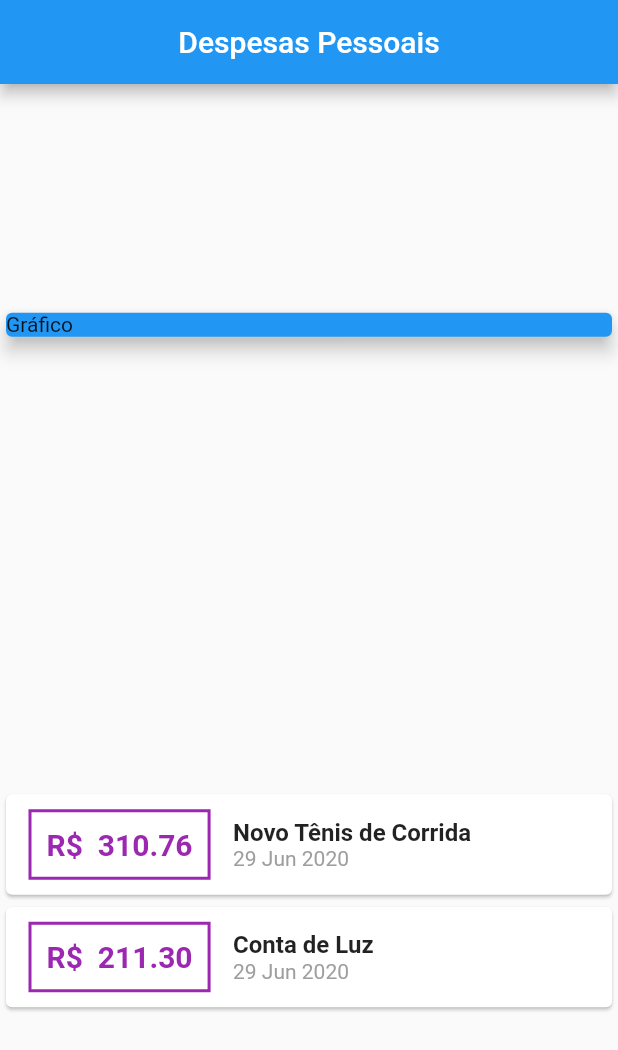
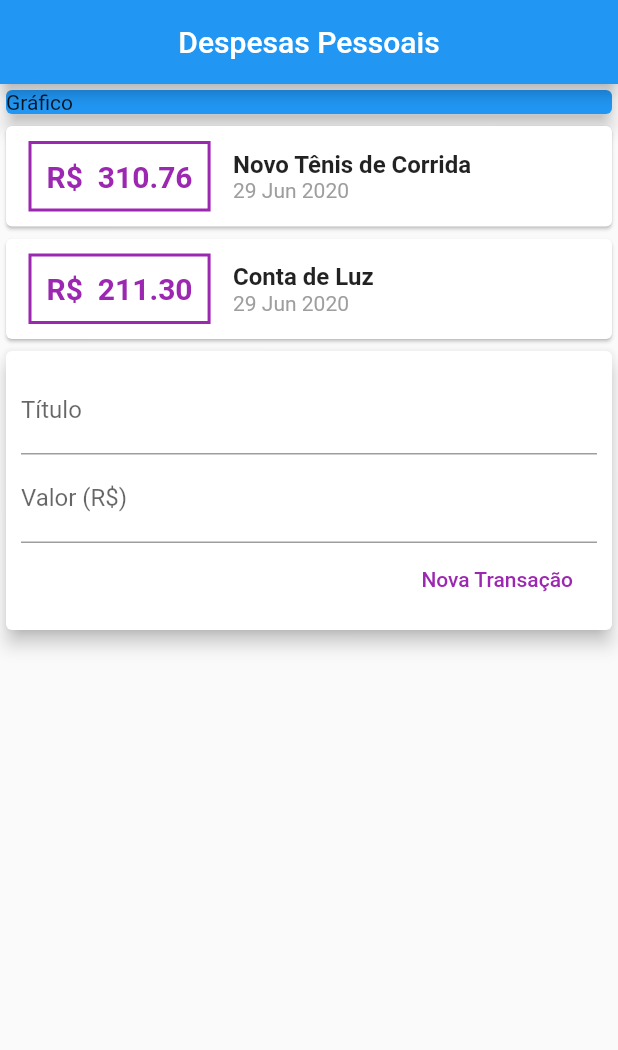
Before and after one commit to divinor07/expenses, a Flutter app: the screen it shows after launch, on a phone screen of 412 x 824 dp. Shown: the top 1050 px of the screen. Run offline on Flutter 3.47's test engine with Material 2 defaults, Android fonts, the phone set to English and light mode, and no system bars.

Commit message:
Creating the transaction registration form

```diff
--- a/lib/main.dart
+++ b/lib/main.dart
@@ -15,6 +15,9 @@ class ExpensesApp extends StatelessWidget {
 }
 
 class MyHomePage extends StatelessWidget {
+  final titleController = TextEditingController();
+  final valueController = TextEditingController();
+
   final _transactions = [
     Transaction(
       id: 't1',
@@ -38,7 +41,6 @@ class MyHomePage extends StatelessWidget {
         centerTitle: true,
       ),
       body: Column(
-        mainAxisAlignment: MainAxisAlignment.spaceAround,
         crossAxisAlignment: CrossAxisAlignment.stretch,
         children: <Widget>[
           Container(
@@ -91,11 +93,46 @@ class MyHomePage extends StatelessWidget {
                           ),
                         )
                       ],
-                    )
+                    ),
                   ],
                 ),
               );
             }).toList(),
+          ),
+          Card(
+            elevation: 5,
+            child: Padding(
+              padding: const EdgeInsets.all(10.0),
+              child: Column(
+                children: <Widget>[
+                  TextField(
+                    controller: titleController,
+                    decoration: InputDecoration(
+                      labelText: 'Título',
+                    ),
+                  ),
+                  TextField(
+                    controller: valueController,
+                    decoration: InputDecoration(
+                      labelText: 'Valor (R\$)',
+                    ),
+                  ),
+                  Row(
+                    mainAxisAlignment: MainAxisAlignment.end,
+                    children: <Widget>[
+                      FlatButton(
+                        onPressed: () {
+                          print(titleController.text);
+                          print(valueController.text);
+                        },
+                        child: Text('Nova Transação'),
+                        textColor: Colors.purple,
+                      ),
+                    ],
+                  )
+                ],
+              ),
+            ),
           )
         ],
       ),
```
